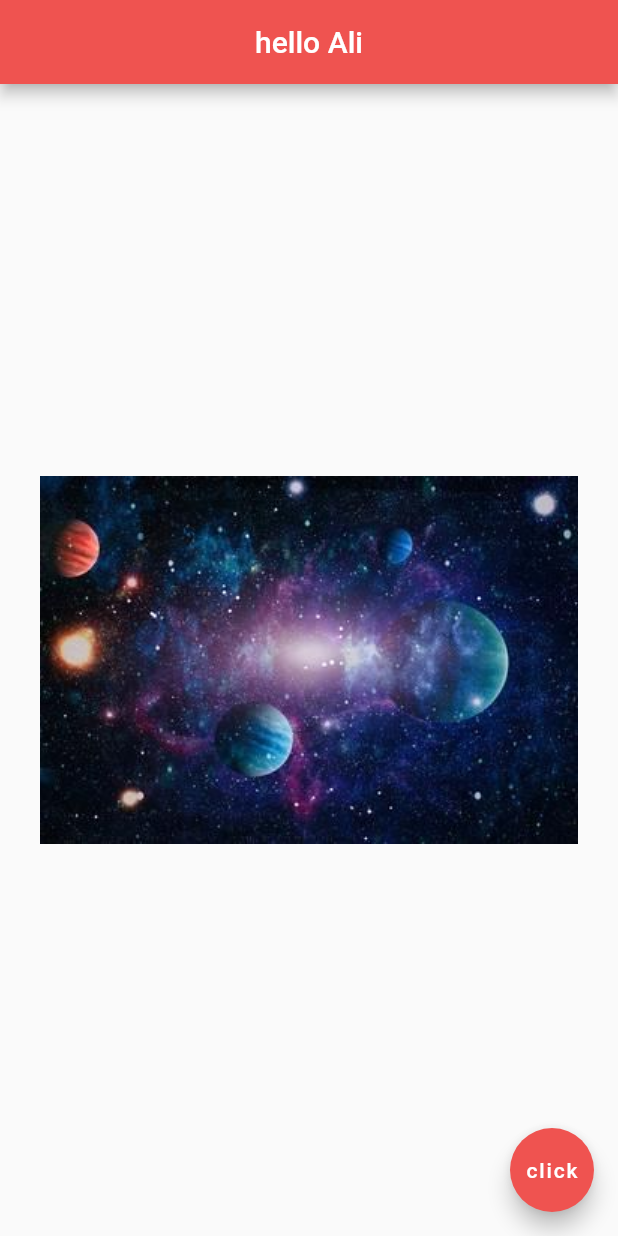
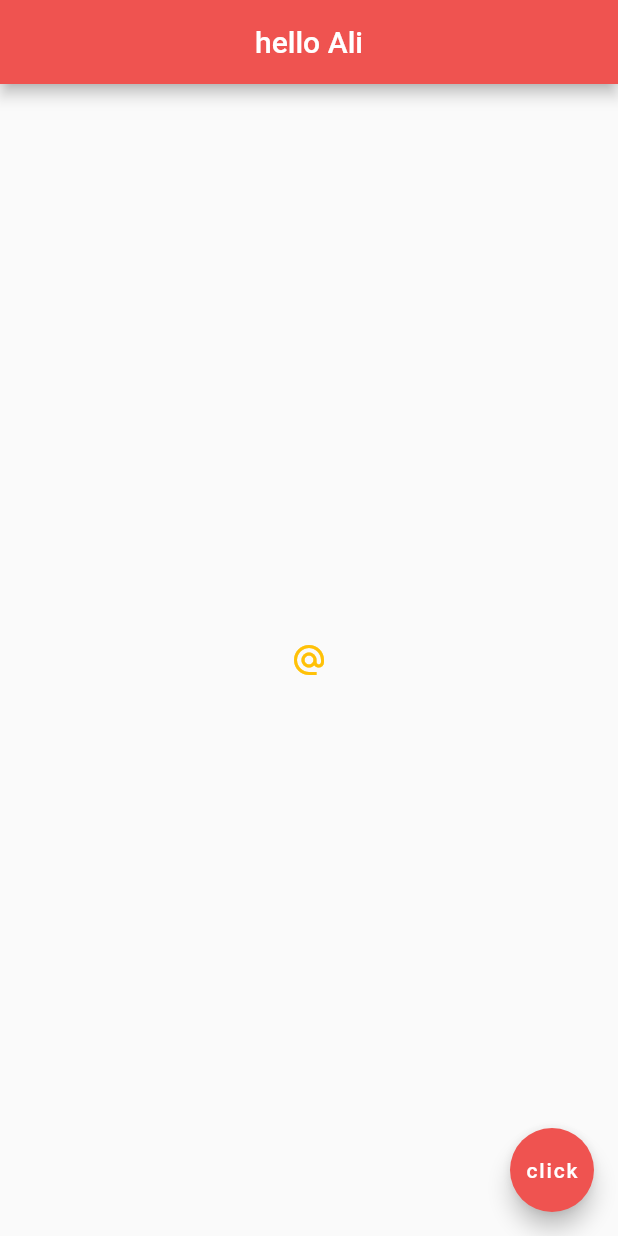
Before and after one commit to aliqamer/flutter_tutorial, a Flutter app: the screen it shows after launch, on a phone screen of 412 x 824 dp. Run offline on Flutter 3.47's test engine with Material 2 defaults, Android fonts, the phone set to English and light mode, and no system bars.

Commit message:
icons and buttons

```diff
--- a/lib/main.dart
+++ b/lib/main.dart
@@ -19,10 +19,28 @@ class Home extends StatelessWidget {
         backgroundColor: Colors.red[400],
       ),
       body: Center(
-        // child: Image(
-        //   image: AssetImage('assets/space2.jpg'),
+        child: IconButton(
+          onPressed: () {},
+          icon: Icon(Icons.alternate_email),
+          color: Colors.amber,
+        ),
+        // child: RaisedButton.icon(
+        //     onPressed: () {},
+        //     icon: Icon(Icons.mail),
+        //     label: Text('mail me'),
+        //     color: Colors.amber),
+        // child: Icon(
+        //   Icons.airport_shuttle,
+        //   color: Colors.lightBlue,
+        //   size: 50.0,
         // ),
-        child: Image.asset('assets/space1.jpg'),
+        // child: FlatButton(
+        //   onPressed: () {
+        //     print('you clicked me');
+        //   },
+        //   child: Text('click me'),
+        //   color: Colors.lightBlue,
+        // ),
       ),
       floatingActionButton: FloatingActionButton(
         onPressed: () => {},
```
